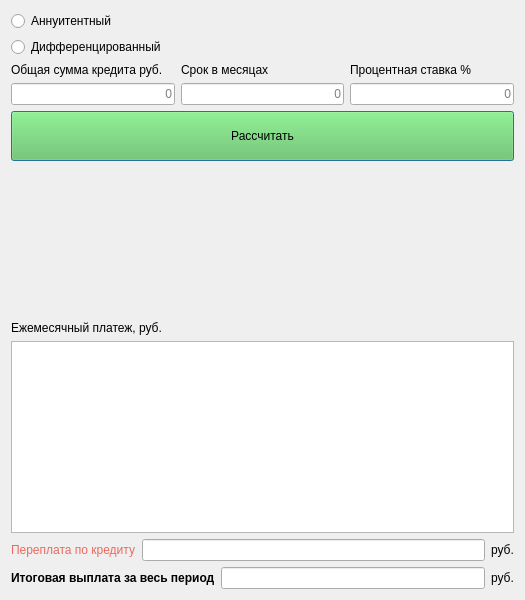
ara-bakiev997/C7_SmartCalc, file src/frontend/smartCalc/credit.ui: the form before one commit.
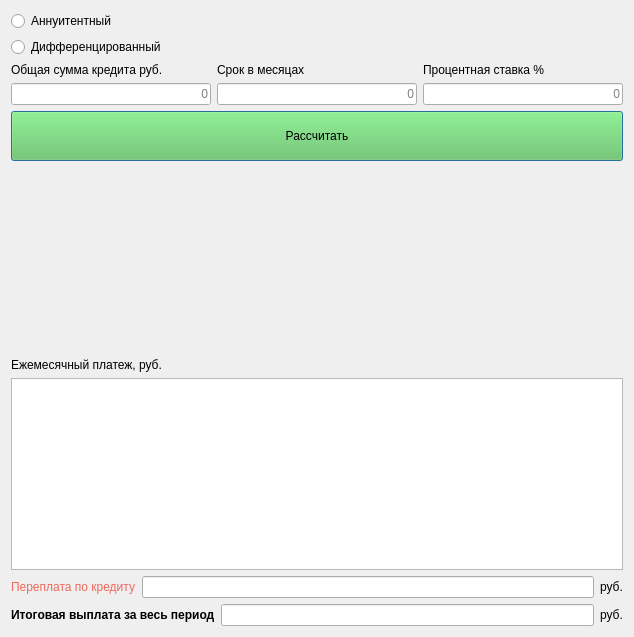
The form after the commit.

What changed in the file:
```diff
--- a/src/frontend/smartCalc/credit.ui
+++ b/src/frontend/smartCalc/credit.ui
@@ -6,8 +6,8 @@
    <rect>
     <x>0</x>
     <y>0</y>
-    <width>525</width>
-    <height>600</height>
+    <width>634</width>
+    <height>637</height>
    </rect>
   </property>
   <property name="windowTitle">
```
Left out of the diff: 28 changed lines with no effect on the pictures.
